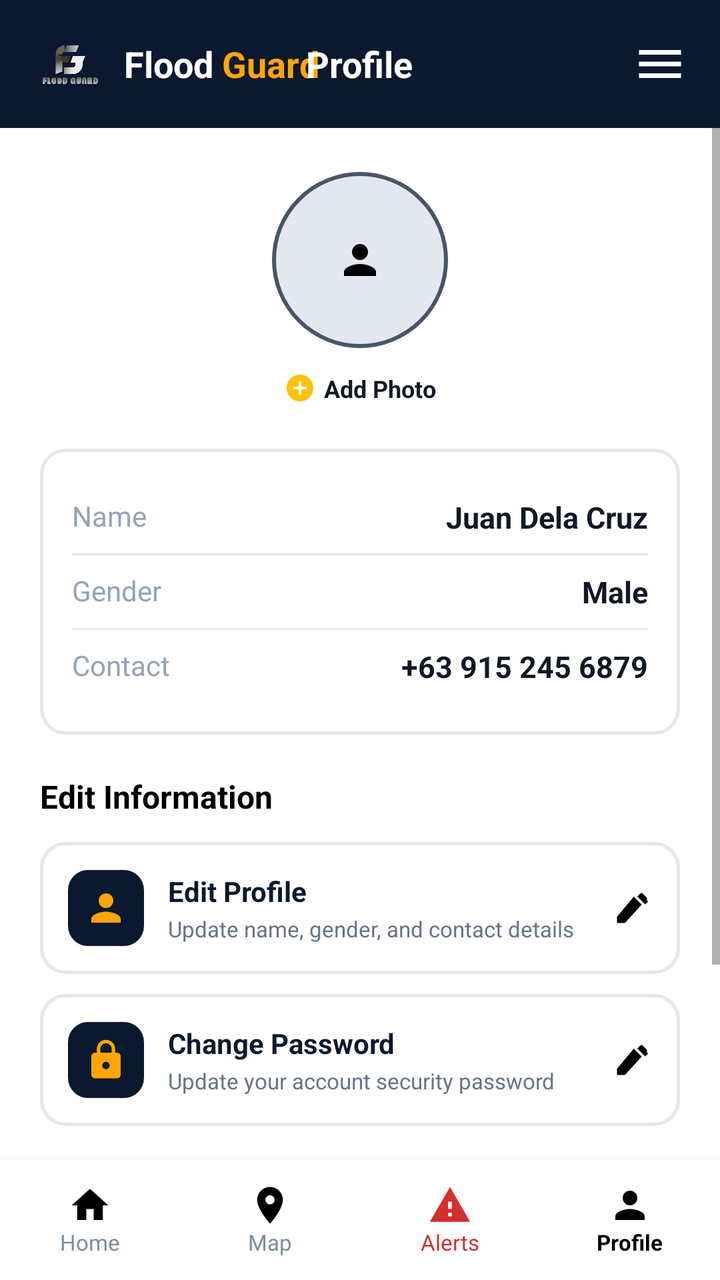
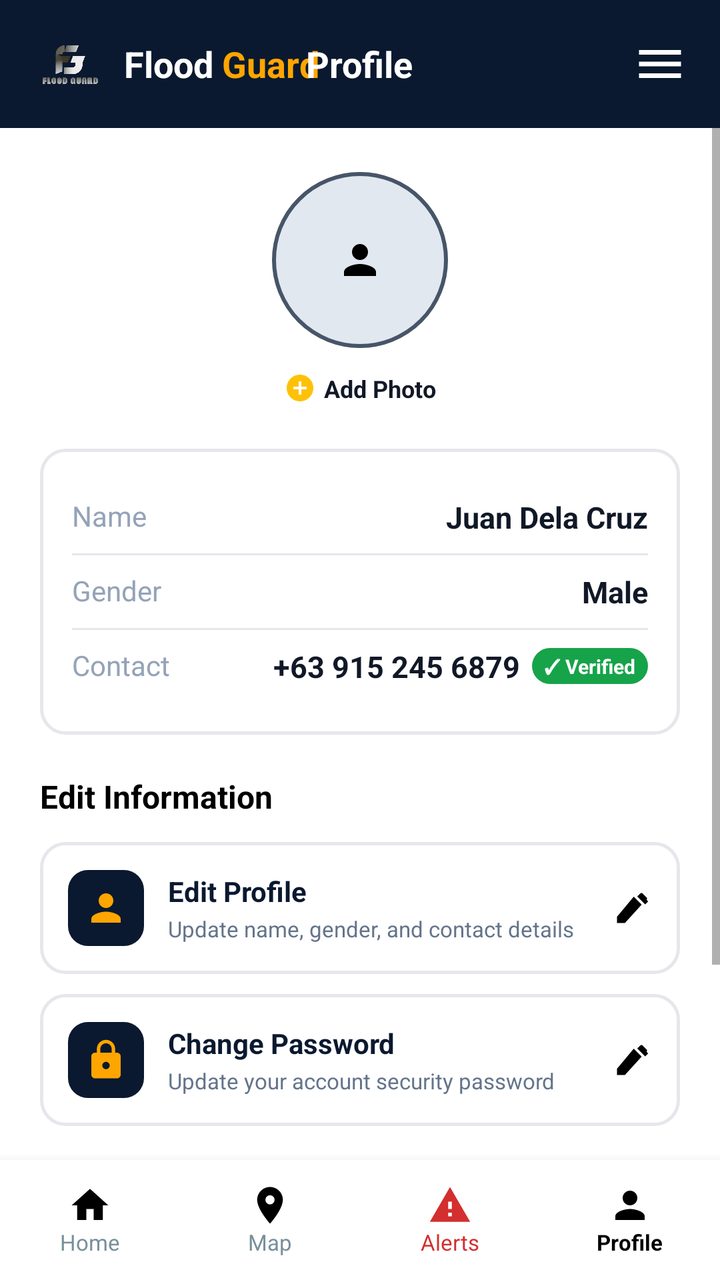

An Android layout rendered at two revisions. The XML below is the earlier revision; the diff shows what the commit changed to produce the second picture.
<!-- AndroidManifest.xml: activity theme Theme.FloodGuard -->
<!-- res/layout/activity_profile.xml -->
<?xml version="1.0" encoding="utf-8"?>
<RelativeLayout xmlns:android="http://schemas.android.com/apk/res/android"
    android:layout_width="match_parent"
    android:layout_height="match_parent"
    android:background="@color/app_bg">

    
    <RelativeLayout
        android:id="@+id/headerBar"
        android:layout_width="match_parent"
        android:layout_height="64dp"
        android:background="#0A192F"
        android:paddingStart="16dp"
        android:paddingEnd="16dp"
        android:layout_alignParentTop="true">

        
        <LinearLayout
            android:id="@+id/logoLayout"
            android:layout_width="wrap_content"
            android:layout_height="wrap_content"
            android:layout_centerVertical="true"
            android:gravity="center_vertical"
            android:orientation="horizontal"
            android:clickable="true"
            android:focusable="true">

            <ImageView
                android:layout_width="38dp"
                android:layout_height="38dp"
                android:src="@drawable/fg_logo"
                android:contentDescription="FloodGuard Logo" />

            <LinearLayout
                android:layout_width="wrap_content"
                android:layout_height="wrap_content"
                android:layout_marginStart="8dp"
                android:orientation="horizontal">

                <TextView
                    android:layout_width="wrap_content"
                    android:layout_height="wrap_content"
                    android:text="Flood "
                    android:textColor="@android:color/white"
                    android:textSize="18sp"
                    android:textStyle="bold" />

                <TextView
                    android:layout_width="wrap_content"
                    android:layout_height="wrap_content"
                    android:text="Guard"
                    android:textColor="#FFA500"
                    android:textSize="18sp"
                    android:textStyle="bold" />
            </LinearLayout>
        </LinearLayout>

        
        <TextView
            android:layout_width="wrap_content"
            android:layout_height="wrap_content"
            android:layout_centerInParent="true"
            android:text="Profile"
            android:textColor="@android:color/white"
            android:textSize="18sp"
            android:textStyle="bold" />

        
        <ImageView
            android:id="@+id/menuIcon"
            android:layout_width="28dp"
            android:layout_height="28dp"
            android:layout_alignParentEnd="true"
            android:layout_centerVertical="true"
            android:src="@drawable/ic_menu"
            android:contentDescription="Menu"
            android:clickable="true"
            android:focusable="true" />
    </RelativeLayout>

    
    <ScrollView
        android:layout_width="match_parent"
        android:layout_height="match_parent"
        android:layout_below="@id/headerBar"
        android:layout_above="@id/bottomNav"
        android:fillViewport="true">

        <LinearLayout
            android:layout_width="match_parent"
            android:layout_height="wrap_content"
            android:orientation="vertical"
            android:padding="20dp">

            
            <LinearLayout
                android:layout_width="match_parent"
                android:layout_height="wrap_content"
                android:gravity="center_horizontal"
                android:orientation="vertical"
                android:layout_marginBottom="16dp">

                <FrameLayout
                    android:layout_width="92dp"
                    android:layout_height="92dp"
                    android:layout_gravity="center_horizontal">

                    <ImageView
                        android:id="@+id/avatarImage"
                        android:layout_width="88dp"
                        android:layout_height="88dp"
                        android:layout_gravity="center"
                        android:background="@drawable/circle_avatar_bg"
                        android:padding="16dp"
                        android:scaleType="centerInside"
                        android:src="@drawable/ic_profile"
                        android:clickable="true"
                        android:focusable="true"
                        android:contentDescription="Profile Picture" />
                </FrameLayout>

                <LinearLayout
                    android:id="@+id/addPhotoButton"
                    android:layout_width="wrap_content"
                    android:layout_height="wrap_content"
                    android:layout_gravity="center_horizontal"
                    android:gravity="center"
                    android:orientation="horizontal"
                    android:padding="6dp"
                    android:clickable="true"
                    android:focusable="true"
                    android:layout_marginTop="4dp">

                    <ImageView
                        android:layout_width="16dp"
                        android:layout_height="16dp"
                        android:src="@drawable/ic_add_circle"
                        android:contentDescription="Add" />

                    <TextView
                        android:layout_width="wrap_content"
                        android:layout_height="wrap_content"
                        android:layout_marginStart="4dp"
                        android:text="Add Photo"
                        android:textColor="@color/text_primary"
                        android:textSize="12sp"
                        android:textStyle="bold" />
                </LinearLayout>

            </LinearLayout>

            
            <LinearLayout
                android:layout_width="match_parent"
                android:layout_height="wrap_content"
                android:background="@drawable/search_bg"
                android:orientation="vertical"
                android:padding="16dp"
                android:layout_marginBottom="20dp">

                
                <RelativeLayout
                    android:layout_width="match_parent"
                    android:layout_height="wrap_content"
                    android:paddingTop="8dp"
                    android:paddingBottom="8dp">

                    <TextView
                        android:layout_width="wrap_content"
                        android:layout_height="wrap_content"
                        android:layout_alignParentStart="true"
                        android:text="Name"
                        android:textColor="#94A3B8"
                        android:textSize="14sp" />

                    <EditText
                        android:id="@+id/profileNameInput"
                        android:layout_width="wrap_content"
                        android:layout_height="wrap_content"
                        android:layout_alignParentEnd="true"
                        android:background="@null"
                        android:text="Juan Dela Cruz"
                        android:textColor="@color/text_primary"
                        android:textSize="15sp"
                        android:textStyle="bold"
                        android:enabled="false"
                        android:focusable="false"
                        android:focusableInTouchMode="false"
                        android:clickable="false"
                        android:cursorVisible="false"
                        android:inputType="none" />
                </RelativeLayout>

                <View
                    android:layout_width="match_parent"
                    android:layout_height="1dp"
                    android:background="@color/divider_color" />

                
                <RelativeLayout
                    android:layout_width="match_parent"
                    android:layout_height="wrap_content"
                    android:paddingTop="8dp"
                    android:paddingBottom="8dp">

                    <TextView
                        android:layout_width="wrap_content"
                        android:layout_height="wrap_content"
                        android:layout_alignParentStart="true"
                        android:text="Gender"
                        android:textColor="#94A3B8"
                        android:textSize="14sp" />

                    <EditText
                        android:id="@+id/profileGenderInput"
                        android:layout_width="wrap_content"
                        android:layout_height="wrap_content"
                        android:layout_alignParentEnd="true"
                        android:background="@null"
                        android:text="Male"
                        android:textColor="@color/text_primary"
                        android:textSize="15sp"
                        android:textStyle="bold"
                        android:enabled="false"
                        android:focusable="false"
                        android:focusableInTouchMode="false"
                        android:clickable="false"
                        android:cursorVisible="false"
                        android:inputType="none" />
                </RelativeLayout>

                <View
                    android:layout_width="match_parent"
                    android:layout_height="1dp"
                    android:background="@color/divider_color" />

                
                <RelativeLayout
                    android:layout_width="match_parent"
                    android:layout_height="wrap_content"
                    android:paddingTop="8dp"
                    android:paddingBottom="8dp">

                    <TextView
                        android:layout_width="wrap_content"
                        android:layout_height="wrap_content"
                        android:layout_alignParentStart="true"
                        android:text="Contact"
                        android:textColor="#94A3B8"
                        android:textSize="14sp" />

                    <EditText
                        android:id="@+id/profileContactInput"
                        android:layout_width="wrap_content"
                        android:layout_height="wrap_content"
                        android:layout_alignParentEnd="true"
                        android:background="@null"
                        android:text="+63 915 245 6879"
                        android:textColor="@color/text_primary"
                        android:textSize="15sp"
                        android:textStyle="bold"
                        android:enabled="false"
                        android:focusable="false"
                        android:focusableInTouchMode="false"
                        android:clickable="false"
                        android:cursorVisible="false"
                        android:inputType="none" />
                </RelativeLayout>

            </LinearLayout>

            
            <TextView
                android:layout_width="wrap_content"
                android:layout_height="wrap_content"
                android:text="Edit Information"
                android:textColor="#000000"
                android:textSize="16sp"
                android:textStyle="bold"
                android:layout_marginBottom="12dp" />

            
            <RelativeLayout
                android:id="@+id/btnEditProfile"
                android:layout_width="match_parent"
                android:layout_height="wrap_content"
                android:background="@drawable/search_bg"
                android:padding="14dp"
                android:clickable="true"
                android:focusable="true"
                android:layout_marginBottom="10dp">

                <ImageView
                    android:id="@+id/iconEditProfileBadge"
                    android:layout_width="38dp"
                    android:layout_height="38dp"
                    android:layout_alignParentStart="true"
                    android:layout_centerVertical="true"
                    android:background="@drawable/icon_badge_bg"
                    android:padding="8dp"
                    android:src="@drawable/ic_profile"
                    android:tint="#FFA500"
                    android:contentDescription="Edit Profile Icon" />

                <LinearLayout
                    android:layout_width="match_parent"
                    android:layout_height="wrap_content"
                    android:layout_centerVertical="true"
                    android:layout_marginStart="12dp"
                    android:layout_marginEnd="12dp"
                    android:layout_toEndOf="@id/iconEditProfileBadge"
                    android:layout_toStartOf="@id/chevronEditProfile"
                    android:orientation="vertical">

                    <TextView
                        android:layout_width="wrap_content"
                        android:layout_height="wrap_content"
                        android:text="Edit Profile"
                        android:textColor="#0A192F"
                        android:textSize="14sp"
                        android:textStyle="bold" />

                    <TextView
                        android:layout_width="wrap_content"
                        android:layout_height="wrap_content"
                        android:layout_marginTop="2dp"
                        android:text="Update name, gender, and contact details"
                        android:textColor="#64748B"
                        android:textSize="11sp" />
                </LinearLayout>

                <ImageView
                    android:id="@+id/chevronEditProfile"
                    android:layout_width="20dp"
                    android:layout_height="20dp"
                    android:layout_alignParentEnd="true"
                    android:layout_centerVertical="true"
                    android:src="@drawable/ic_edit"
                    android:contentDescription="Edit Profile" />
            </RelativeLayout>

            
            <RelativeLayout
                android:id="@+id/btnChangePassword"
                android:layout_width="match_parent"
                android:layout_height="wrap_content"
                android:background="@drawable/search_bg"
                android:padding="14dp"
                android:clickable="true"
                android:focusable="true"
                android:layout_marginBottom="20dp">

                <ImageView
                    android:id="@+id/iconChangePasswordBadge"
                    android:layout_width="38dp"
                    android:layout_height="38dp"
                    android:layout_alignParentStart="true"
                    android:layout_centerVertical="true"
                    android:background="@drawable/icon_badge_bg"
                    android:padding="8dp"
                    android:src="@drawable/ic_lock"
                    android:contentDescription="Change Password Icon" />

                <LinearLayout
                    android:layout_width="match_parent"
                    android:layout_height="wrap_content"
                    android:layout_centerVertical="true"
                    android:layout_marginStart="12dp"
                    android:layout_marginEnd="12dp"
                    android:layout_toEndOf="@id/iconChangePasswordBadge"
                    android:layout_toStartOf="@id/chevronChangePassword"
                    android:orientation="vertical">

                    <TextView
                        android:layout_width="wrap_content"
                        android:layout_height="wrap_content"
                        android:text="Change Password"
                        android:textColor="#0A192F"
                        android:textSize="14sp"
                        android:textStyle="bold" />

                    <TextView
                        android:layout_width="wrap_content"
                        android:layout_height="wrap_content"
                        android:layout_marginTop="2dp"
                        android:text="Update your account security password"
                        android:textColor="#64748B"
                        android:textSize="11sp" />
                </LinearLayout>

                <ImageView
                    android:id="@+id/chevronChangePassword"
                    android:layout_width="20dp"
                    android:layout_height="20dp"
                    android:layout_alignParentEnd="true"
                    android:layout_centerVertical="true"
                    android:src="@drawable/ic_edit"
                    android:contentDescription="Edit" />
            </RelativeLayout>

            
            <TextView
                android:layout_width="wrap_content"
                android:layout_height="wrap_content"
                android:text="My Submitted Reports"
                android:textColor="#000000"
                android:textSize="16sp"
                android:textStyle="bold"
                android:layout_marginTop="8dp"
                android:layout_marginBottom="12dp" />

            <LinearLayout
                android:id="@+id/profileReportsContainer"
                android:layout_width="match_parent"
                android:layout_height="wrap_content"
                android:orientation="vertical"
                android:layout_marginBottom="16dp" />

            
            <LinearLayout
                android:id="@+id/btnLogout"
                android:layout_width="wrap_content"
                android:layout_height="40dp"
                android:layout_gravity="end"
                android:background="@drawable/btn_logout_red"
                android:clickable="true"
                android:focusable="true"
                android:gravity="center"
                android:paddingStart="16dp"
                android:paddingEnd="16dp">

                <ImageView
                    android:layout_width="18dp"
                    android:layout_height="18dp"
                    android:src="@drawable/ic_logout"
                    android:contentDescription="Log out" />

                <TextView
                    android:layout_width="wrap_content"
                    android:layout_height="wrap_content"
                    android:layout_marginStart="8dp"
                    android:text="LOG-OUT"
                    android:textColor="@android:color/white"
                    android:textSize="12sp"
                    android:textStyle="bold" />
            </LinearLayout>

        </LinearLayout>
    </ScrollView>

    
    <LinearLayout
        android:id="@+id/bottomNav"
        android:layout_width="match_parent"
        android:layout_height="60dp"
        android:background="@color/bottom_nav_bg"
        android:orientation="horizontal"
        android:layout_alignParentBottom="true"
        android:elevation="8dp">

        
        <LinearLayout
            android:id="@+id/navHome"
            android:layout_width="0dp"
            android:layout_height="match_parent"
            android:layout_weight="1"
            android:orientation="vertical"
            android:gravity="center"
            android:clickable="true"
            android:focusable="true">
            <ImageView
                android:layout_width="22dp"
                android:layout_height="22dp"
                android:src="@drawable/ic_home"
                android:contentDescription="Home" />
            <TextView
                android:layout_width="wrap_content"
                android:layout_height="wrap_content"
                android:text="Home"
                android:textSize="11sp"
                android:textColor="#78909C" />
        </LinearLayout>

        
        <LinearLayout
            android:id="@+id/navMap"
            android:layout_width="0dp"
            android:layout_height="match_parent"
            android:layout_weight="1"
            android:orientation="vertical"
            android:gravity="center"
            android:clickable="true"
            android:focusable="true">
            <ImageView
                android:layout_width="22dp"
                android:layout_height="22dp"
                android:src="@drawable/ic_map_pin"
                android:contentDescription="Map" />
            <TextView
                android:layout_width="wrap_content"
                android:layout_height="wrap_content"
                android:text="Map"
                android:textSize="11sp"
                android:textColor="#78909C" />
        </LinearLayout>

        
        <LinearLayout
            android:id="@+id/navAlerts"
            android:layout_width="0dp"
            android:layout_height="match_parent"
            android:layout_weight="1"
            android:orientation="vertical"
            android:gravity="center"
            android:clickable="true"
            android:focusable="true">
            <ImageView
                android:layout_width="22dp"
                android:layout_height="22dp"
                android:src="@drawable/ic_alert"
                android:contentDescription="Alerts" />
            <TextView
                android:layout_width="wrap_content"
                android:layout_height="wrap_content"
                android:text="Alerts"
                android:textSize="11sp"
                android:textColor="#D32F2F" />
        </LinearLayout>

        
        <LinearLayout
            android:id="@+id/navProfile"
            android:layout_width="0dp"
            android:layout_height="match_parent"
            android:layout_weight="1"
            android:orientation="vertical"
            android:gravity="center"
            android:clickable="true"
            android:focusable="true">
            <ImageView
                android:layout_width="22dp"
                android:layout_height="22dp"
                android:src="@drawable/ic_profile"
                android:contentDescription="Profile" />
            <TextView
                android:layout_width="wrap_content"
                android:layout_height="wrap_content"
                android:text="Profile"
                android:textSize="11sp"
                android:textStyle="bold"
                android:textColor="#000000" />
        </LinearLayout>

    </LinearLayout>

</RelativeLayout>
<!-- resources referenced by this layout -->
<resources>
  <color name="app_bg">#FFFFFF</color>
  <color name="bottom_nav_bg">#FFFFFF</color>
  <color name="divider_color">#E5E7EB</color>
  <color name="text_primary">#111827</color>
  <!-- drawable btn_logout_red (drawable) -->
  <?xml version="1.0" encoding="utf-8"?>
  <shape xmlns:android="http://schemas.android.com/apk/res/android"
      android:shape="rectangle">
      <solid android:color="#D32F2F" />
      <corners android:radius="20dp" />
  </shape>
  <!-- drawable circle_avatar_bg (drawable) -->
  <?xml version="1.0" encoding="utf-8"?>
  <shape xmlns:android="http://schemas.android.com/apk/res/android"
      android:shape="oval">
      <solid android:color="#E2E8F0" />
      <stroke
          android:width="2dp"
          android:color="#475569" />
  </shape>
  <!-- drawable ic_add_circle (drawable) -->
  <vector xmlns:android="http://schemas.android.com/apk/res/android"
      android:width="52dp"
      android:height="52dp"
      android:viewportWidth="24"
      android:viewportHeight="24">
      <path
          android:fillColor="#FFC107"
          android:pathData="M12,2C6.48,2 2,6.48 2,12s4.48,10 10,10 10,-4.48 10,-10S17.52,2 12,2zm5,11h-4v4h-2v-4H7v-2h4V7h2v4h4v2z" />
  </vector>
  <!-- drawable ic_alert (drawable) -->
  <vector xmlns:android="http://schemas.android.com/apk/res/android"
      android:width="24dp"
      android:height="24dp"
      android:viewportWidth="24"
      android:viewportHeight="24">
      <path
          android:fillColor="#D32F2F"
          android:pathData="M1,21h22L12,2 1,21zm12,-3h-2v-2h2v2zm0,-4h-2v-4h2v4z" />
  </vector>
  <!-- drawable ic_home (drawable) -->
  <vector xmlns:android="http://schemas.android.com/apk/res/android"
      android:width="24dp"
      android:height="24dp"
      android:viewportWidth="24"
      android:viewportHeight="24">
      <path
          android:fillColor="#000000"
          android:pathData="M10,20v-6h4v6h5v-8h3L12,3 2,12h3v8z" />
  </vector>
  <!-- drawable ic_logout (drawable) -->
  <vector xmlns:android="http://schemas.android.com/apk/res/android"
      android:width="20dp"
      android:height="20dp"
      android:viewportWidth="24"
      android:viewportHeight="24">
      <path
          android:fillColor="#FFFFFF"
          android:pathData="M17,7l-1.41,1.41L18.17,11H8v2h10.17l-2.58,2.58L17,17l5,-5zM4,5h8V3H4c-1.1,0 -2,0.9 -2,2v14c0,1.1 0.9,2 2,2h8v-2H4V5z" />
  </vector>
  <!-- drawable ic_menu (drawable) -->
  <vector xmlns:android="http://schemas.android.com/apk/res/android"
      android:width="28dp"
      android:height="28dp"
      android:viewportWidth="24"
      android:viewportHeight="24">
      <path
          android:fillColor="#FFFFFF"
          android:pathData="M3,18h18v-2H3v2zm0,-5h18v-2H3v2zm0,-7v2h18V6H3z" />
  </vector>
  <!-- drawable icon_badge_bg (drawable) -->
  <?xml version="1.0" encoding="utf-8"?>
  <shape xmlns:android="http://schemas.android.com/apk/res/android"
      android:shape="rectangle">
      <solid android:color="#0A192F" />
      <corners android:radius="10dp" />
  </shape>
  <!-- drawable search_bg (drawable) -->
  <?xml version="1.0" encoding="utf-8"?>
  <shape xmlns:android="http://schemas.android.com/apk/res/android"
      android:shape="rectangle">
      <solid android:color="@color/card_bg" />
      <corners android:radius="12dp" />
      <stroke
          android:width="1.5dp"
          android:color="@color/card_stroke" />
  </shape>
  <style name="Theme.FloodGuard" parent="Theme.AppCompat.DayNight.NoActionBar">
          <item name="windowActionBar">false</item>
          <item name="windowNoTitle">true</item>
      </style>
  <color name="card_bg">#FFFFFF</color>
  <color name="card_stroke">#E5E7EB</color>
  <!-- unchanged entries left out for length: 5 -->
</resources>

<!-- the commit's change to res/layout/activity_profile.xml (unified diff, before → after) -->
@@ -1,5 +1,6 @@
 <?xml version="1.0" encoding="utf-8"?>
 <RelativeLayout xmlns:android="http://schemas.android.com/apk/res/android"
+    xmlns:app="http://schemas.android.com/apk/res-auto"
     android:layout_width="match_parent"
     android:layout_height="match_parent"
     android:background="@color/app_bg">
@@ -249,22 +250,44 @@
                         android:textColor="#94A3B8"
                         android:textSize="14sp" />
 
-                    <EditText
-                        android:id="@+id/profileContactInput"
+                    <LinearLayout
                         android:layout_width="wrap_content"
                         android:layout_height="wrap_content"
                         android:layout_alignParentEnd="true"
-                        android:background="@null"
-                        android:text="+63 915 245 6879"
-                        android:textColor="@color/text_primary"
-                        android:textSize="15sp"
-                        android:textStyle="bold"
-                        android:enabled="false"
-                        android:focusable="false"
-                        android:focusableInTouchMode="false"
-                        android:clickable="false"
-                        android:cursorVisible="false"
-                        android:inputType="none" />
+                        android:gravity="center_vertical"
+                        android:orientation="horizontal">
+
+                        <EditText
+                            android:id="@+id/profileContactInput"
+                            android:layout_width="wrap_content"
+                            android:layout_height="wrap_content"
+                            android:background="@null"
+                            android:text="+63 915 245 6879"
+                            android:textColor="@color/text_primary"
+                            android:textSize="15sp"
+                            android:textStyle="bold"
+                            android:enabled="false"
+                            android:focusable="false"
+                            android:focusableInTouchMode="false"
+                            android:clickable="false"
+                            android:cursorVisible="false"
+                            android:inputType="none" />
+
+                        <TextView
+                            android:id="@+id/tvPhoneVerifiedBadge"
+                            android:layout_width="wrap_content"
+                            android:layout_height="wrap_content"
+                            android:layout_marginStart="6dp"
+                            android:background="@drawable/badge_verified_green"
+                            android:paddingStart="6dp"
+                            android:paddingTop="2dp"
+                            android:paddingEnd="6dp"
+                            android:paddingBottom="2dp"
+                            android:text="✓ Verified"
+                            android:textColor="#FFFFFF"
+                            android:textSize="10sp"
+                            android:textStyle="bold" />
+                    </LinearLayout>
                 </RelativeLayout>
 
             </LinearLayout>
@@ -299,7 +322,7 @@
                     android:background="@drawable/icon_badge_bg"
                     android:padding="8dp"
                     android:src="@drawable/ic_profile"
-                    android:tint="#FFA500"
+                    app:tint="#FFA500"
                     android:contentDescription="Edit Profile Icon" />
 
                 <LinearLayout
<!-- resource entries referenced after the edit -->
@@ -4,6 +4,13 @@
   <color name="bottom_nav_bg">#FFFFFF</color>
   <color name="divider_color">#E5E7EB</color>
   <color name="text_primary">#111827</color>
+  <!-- drawable badge_verified_green (drawable) -->
+  <?xml version="1.0" encoding="utf-8"?>
+  <shape xmlns:android="http://schemas.android.com/apk/res/android"
+      android:shape="rectangle">
+      <solid android:color="#16A34A" />
+      <corners android:radius="12dp" />
+  </shape>
   <!-- drawable btn_logout_red (drawable) -->
   <?xml version="1.0" encoding="utf-8"?>
   <shape xmlns:android="http://schemas.android.com/apk/res/android"
